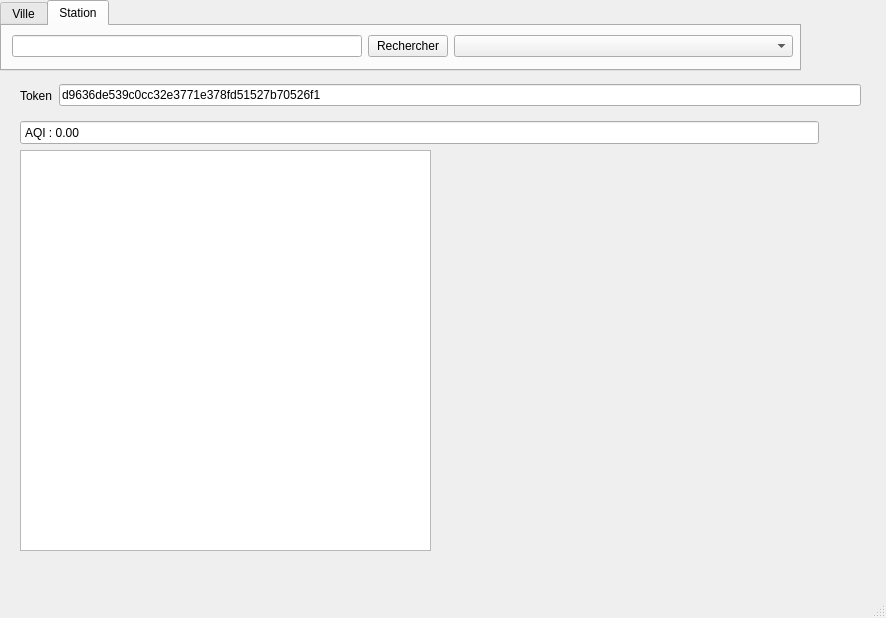
First picture: the form in mainwindow.ui, repository Yann-La-Baguette/Qualite_de_l_air, before the edit.
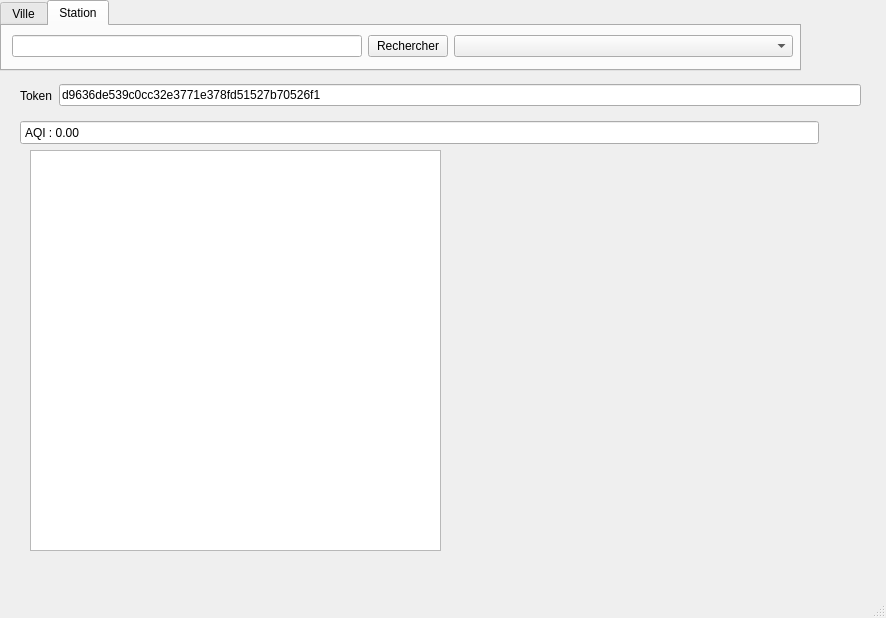
Second picture: the form after the edit.

```diff
--- a/mainwindow.ui
+++ b/mainwindow.ui
@@ -164,7 +164,7 @@
    <widget class="QTextBrowser" name="AirTextBrowser">
     <property name="geometry">
      <rect>
-      <x>20</x>
+      <x>30</x>
       <y>150</y>
       <width>411</width>
       <height>401</height>
```
